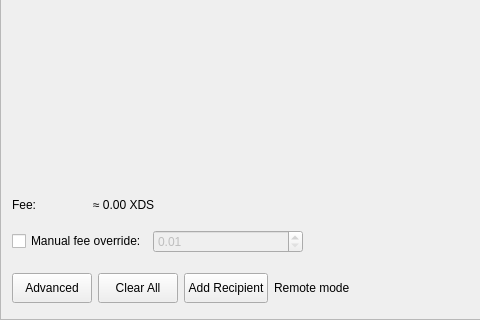
Qt form src/gui/ui/sendframe.ui (discretecoin/discrete-wallet) before a commit; both pictures show x 0 to 480 and y 270 to 590 of the 866 by 590 pixel window.
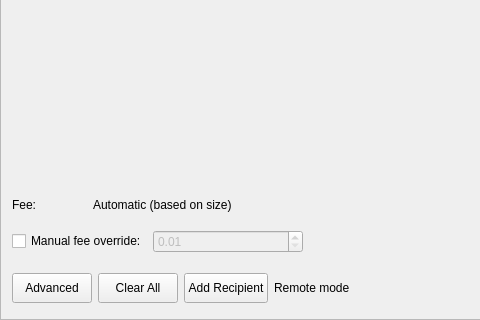
The same form after that commit. Icons and pictures are not drawn.

Commit message: Show network fee as a static automatic label instead of a live estimate

Patch:
```diff
--- a/src/gui/ui/sendframe.ui
+++ b/src/gui/ui/sendframe.ui
@@ -94,7 +94,7 @@
         <string>Estimated network fee. Discrete's fee is based on transaction size; the exact amount is set when the transaction is created.</string>
        </property>
        <property name="text">
-        <string notr="true">≈ 0.00 XDS</string>
+        <string>Automatic (based on size)</string>
        </property>
       </widget>
      </item>
```
Left out of the diff: 2 changed lines with no effect on the pictures. The commit also changes 1 other file.
